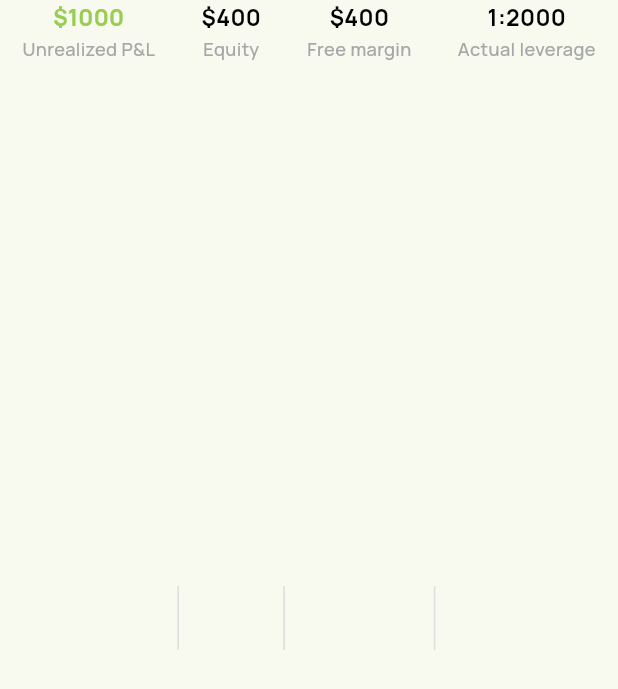
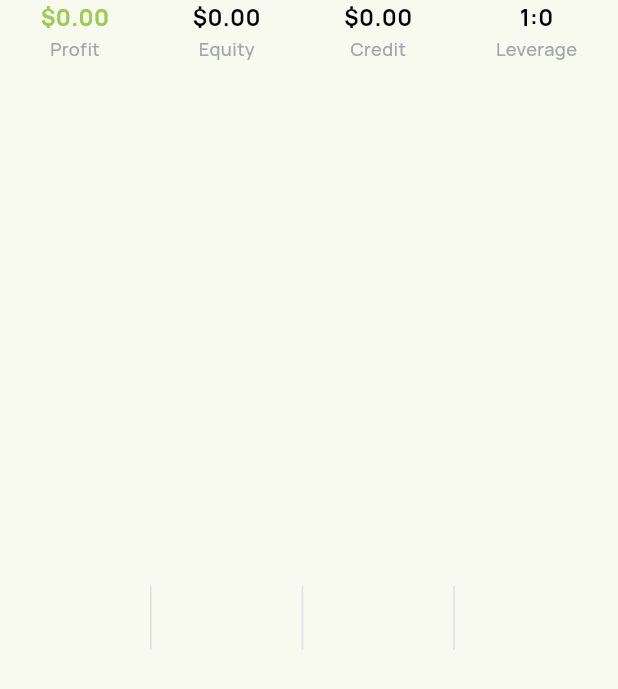
Before and after one commit to GeniusCoders/honorfx, a Flutter app: the AccountBalanceDetails widget shown alone on an empty page, opened directly, on a phone screen of 412 x 824 dp. Shown: the top 689 px of the screen. Run offline on Flutter 3.47's test engine with Material 3 defaults, Android fonts, the phone set to English and light mode, and no system bars; our stand-ins replace dartz, dio, flutter_bloc, flutter_screenutil, flutter_secure_storage, flutter_svg and 4 more; accounts and stored records are empty.

Commit message:
account details and account list api integrated

```diff
--- a/lib/cubit/dashboard/dashboard_state.dart
+++ b/lib/cubit/dashboard/dashboard_state.dart
@@ -1,3 +1,4 @@
+import 'package:honorfx/models/dashboard/account_details_response.dart';
 import 'package:honorfx/models/dashboard/account_listing_type_model.dart';
 
 abstract class DashboardState {}
@@ -9,8 +10,9 @@ class AccountsLoading extends DashboardState {}
 
 class AccountsLoaded extends DashboardState {
   final List<AccountListingTypeData> accounts;
+  final int? selectedAccountIndex;
 
-  AccountsLoaded({required this.accounts});
+  AccountsLoaded({required this.accounts, this.selectedAccountIndex = 0});
 }
 
 class AccountsError extends DashboardState {
@@ -19,6 +21,27 @@ class AccountsError extends DashboardState {
   AccountsError({required this.message});
 }
 
+// Account details states
+class AccountDetailsLoading extends DashboardState {}
+
+class AccountDetailsLoaded extends DashboardState {
+  final List<AccountListingTypeData> accounts;
+  final int selectedAccountIndex;
+  final AccountDetailsData accountDetails;
+
+  AccountDetailsLoaded({
+    required this.accounts,
+    required this.selectedAccountIndex,
+    required this.accountDetails,
+  });
+}
+
+class AccountDetailsError extends DashboardState {
+  final String message;
+
+  AccountDetailsError({required this.message});
+}
+
 // You can add more dashboard-related states here
 // class PositionsLoading extends DashboardState {}
 // class PositionsLoaded extends DashboardState {...}
--- /dev/null
+++ b/lib/models/dashboard/account_details_response.dart
@@ -0,0 +1,90 @@
+class AccountDetailsResponse {
+  int? status;
+  String? msg;
+  AccountDetailsData? data;
+
+  AccountDetailsResponse({this.status, this.msg, this.data});
+
+  AccountDetailsResponse.fromJson(Map<String, dynamic> json) {
+    status = json["status"];
+    msg = json["msg"];
+    data =
+        json["data"] == null ? null : AccountDetailsData.fromJson(json["data"]);
+  }
+
+  Map<String, dynamic> toJson() {
+    final Map<String, dynamic> data = <String, dynamic>{};
+    data["status"] = status;
+    data["msg"] = msg;
+    if (this.data != null) {
+      data["data"] = this.data?.toJson();
+    }
+    return data;
+  }
+}
+
+class AccountDetailsData {
+  String? accountNumber;
+  String? balance;
+  String? equity;
+  String? credit;
+  num? margin;
+  num? marginLeverage;
+  num? profit;
+  num? assets;
+  String? registration;
+  num? leverage;
+  String? equityPrevDay;
+  num? currencyDigits;
+  String? currency;
+
+  AccountDetailsData({
+    this.accountNumber,
+    this.balance,
+    this.equity,
+    this.credit,
+    this.margin,
+    this.marginLeverage,
+    this.profit,
+    this.assets,
+    this.registration,
+    this.leverage,
+    this.equityPrevDay,
+    this.currencyDigits,
+    this.currency,
+  });
+
+  AccountDetailsData.fromJson(Map<String, dynamic> json) {
+    accountNumber = json["Login"]?.toString();
+    balance = json["Balance"]?.toString();
+    equity = json["Equity"]?.toString();
+    credit = json["Credit"]?.toString();
+    margin = json["Margin"];
+    marginLeverage = json["MarginLeverage"];
+    profit = json["Profit"];
+    assets = json["Assets"];
+    registration = json["Registration"]?.toString();
+    leverage = json["Leverage"];
+    equityPrevDay = json["EquityPrevDay"]?.toString();
+    currencyDigits = json["CurrencyDigits"];
+    currency = json["Currency"]?.toString() ?? "\$";
+  }
+
+  Map<String, dynamic> toJson() {
+    final Map<String, dynamic> data = <String, dynamic>{};
+    data["Login"] = accountNumber;
+    data["Balance"] = balance;
+    data["Equity"] = equity;
+    data["Credit"] = credit;
+    data["Margin"] = margin;
+    data["MarginLeverage"] = marginLeverage;
+    data["Profit"] = profit;
+    data["Assets"] = assets;
+    data["Registration"] = registration;
+    data["Leverage"] = leverage;
+    data["EquityPrevDay"] = equityPrevDay;
+    data["CurrencyDigits"] = currencyDigits;
+    data["Currency"] = currency;
+    return data;
+  }
+}
--- a/lib/screens/dashboard/dashboard_screens/home_screen/home_widgets/account_balance_details.dart
+++ b/lib/screens/dashboard/dashboard_screens/home_screen/home_widgets/account_balance_details.dart
@@ -1,5 +1,8 @@
 import 'package:flutter/material.dart';
+import 'package:flutter_bloc/flutter_bloc.dart';
 import 'package:flutter_screenutil/flutter_screenutil.dart';
+import 'package:honorfx/cubit/dashboard/dashboard_cubit.dart';
+import 'package:honorfx/cubit/dashboard/dashboard_state.dart';
 import 'package:honorfx/utils/colors.dart';
 
 class AccountBalanceDetails extends StatelessWidget {
@@ -7,21 +10,61 @@ class AccountBalanceDetails extends StatelessWidget {
 
   @override
   Widget build(BuildContext context) {
+    return BlocBuilder<DashboardCubit, DashboardState>(
+      builder: (context, state) {
+        if (state is AccountDetailsLoaded) {
+          final details = state.accountDetails;
+          final currency = details.currency ?? '\$';
+
           return Row(
             mainAxisAlignment: MainAxisAlignment.spaceEvenly,
             children: [
               AccountBalanceDetailItem(
-          title: "Unrealized P&L",
-          amount: "\$1000",
+                title: "Profit",
+                amount:
+                    "$currency${details.profit?.toStringAsFixed(2) ?? '0.00'}",
                 color: AppColors.primary,
               ),
               Container(height: 42.h, width: 1.w, color: Color(0xFFDFDFDF)),
-        AccountBalanceDetailItem(title: "Equity", amount: "\$400"),
+              AccountBalanceDetailItem(
+                title: "Equity",
+                amount: "$currency${details.equity ?? '0.00'}",
+              ),
               Container(height: 42.h, width: 1.w, color: Color(0xFFDFDFDF)),
-        AccountBalanceDetailItem(title: "Free margin", amount: "\$400"),
+              AccountBalanceDetailItem(
+                title: "Credit",
+                amount: "$currency${details.credit ?? '0.00'}",
+              ),
               Container(height: 42.h, width: 1.w, color: Color(0xFFDFDFDF)),
-        AccountBalanceDetailItem(title: "Actual leverage", amount: "1:2000"),
+              AccountBalanceDetailItem(
+                title: "Leverage",
+                amount: "1:${details.leverage?.toString() ?? '0'}",
+              ),
             ],
+          );
+        } else if (state is AccountDetailsLoading) {
+          return Center(
+            child: CircularProgressIndicator(color: AppColors.primary),
+          );
+        } else {
+          return Row(
+            mainAxisAlignment: MainAxisAlignment.spaceEvenly,
+            children: [
+              AccountBalanceDetailItem(
+                title: "Profit",
+                amount: "\$0.00",
+                color: AppColors.primary,
+              ),
+              Container(height: 42.h, width: 1.w, color: Color(0xFFDFDFDF)),
+              AccountBalanceDetailItem(title: "Equity", amount: "\$0.00"),
+              Container(height: 42.h, width: 1.w, color: Color(0xFFDFDFDF)),
+              AccountBalanceDetailItem(title: "Credit", amount: "\$0.00"),
+              Container(height: 42.h, width: 1.w, color: Color(0xFFDFDFDF)),
+              AccountBalanceDetailItem(title: "Leverage", amount: "1:0"),
+            ],
+          );
+        }
+      },
     );
   }
 }
--- a/lib/services/repo/dashboard_repo.dart
+++ b/lib/services/repo/dashboard_repo.dart
@@ -1,7 +1,11 @@
 import 'package:dartz/dartz.dart';
+import 'package:honorfx/models/dashboard/account_details_response.dart';
 import 'package:honorfx/models/dashboard/account_listing_type_model.dart';
 import 'package:honorfx/services/core/server_error.dart';
 
 abstract class DashboardRepo {
   Future<Either<ServerError, AccountListingTypeModel>> getAccounts();
+  Future<Either<ServerError, AccountDetailsResponse>> accountDetails({
+    required String accountId,
+  });
 }
```
Also changed, not shown: lib/cubit/dashboard/dashboard_cubit.dart (+93 -8 lines), lib/screens/dashboard/dashboard_screens/home_screen/home_screen.dart (+25 -8 lines), lib/screens/dashboard/dashboard_screens/home_screen/home_widgets/account_balance.dart (+22 -1 lines), lib/screens/dashboard/dashboard_screens/home_screen/home_widgets/account_list.dart (+65 -16 lines), lib/services/api/dashboard_api.dart (+70 -0 lines). Lines whose indentation alone changed are shown as unchanged.
